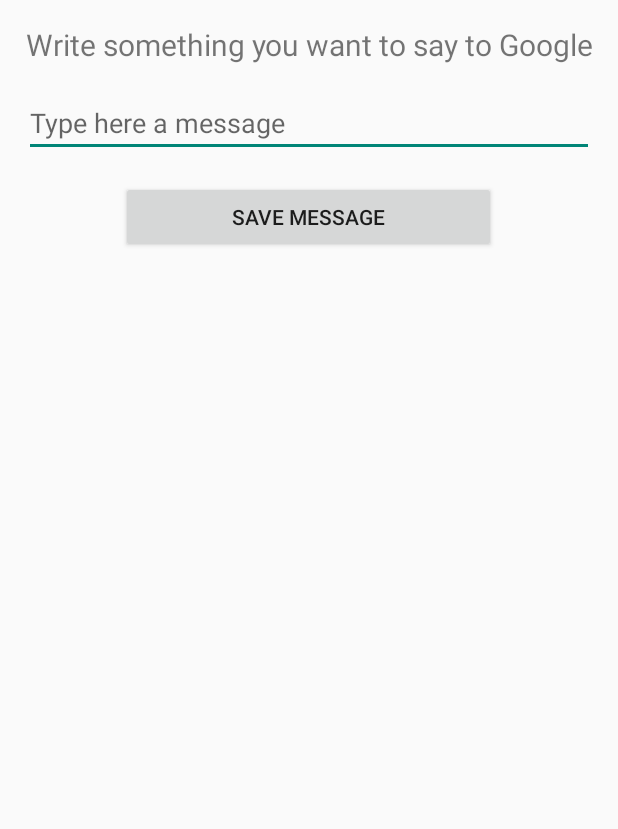
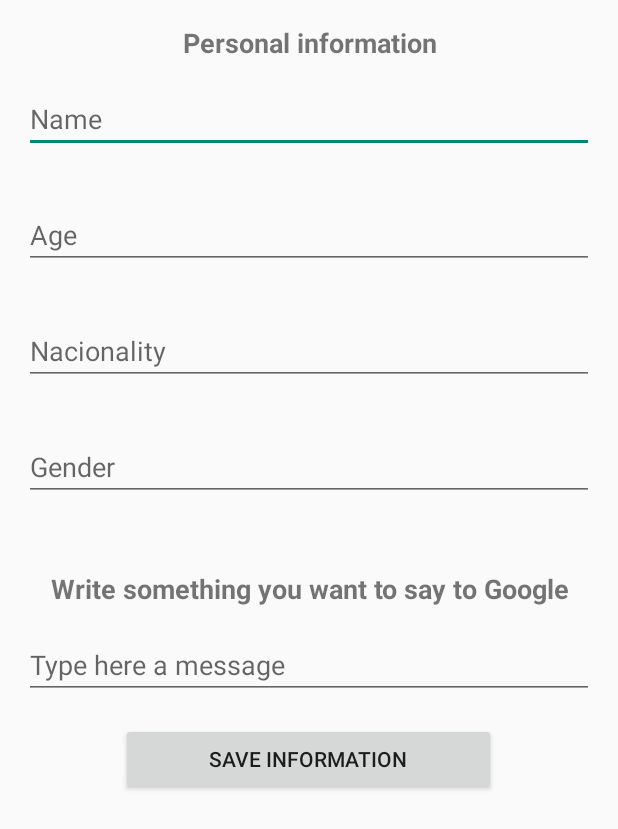
Before and after one commit to eduardohc/FireBaseExample, an Android app: the AddUserInformation screen opened directly, with no data from a screen before it, on a phone screen of 412 x 824 dp. Shown: the top 829 px of the screen. Run offline under Robolectric (Android 15) with nearby library versions, the phone set to English and light mode, and no system bars; our stand-ins replace Firebase (no records; nobody signed in at launch, a user with empty details on screens opened directly).

```diff
--- a/app/src/main/java/com/hecesoft/ehernandez/firebasexample/AddUserInformation.java
+++ b/app/src/main/java/com/hecesoft/ehernandez/firebasexample/AddUserInformation.java
@@ -10,13 +10,9 @@ import android.widget.Toast;
 
 import com.google.firebase.auth.FirebaseAuth;
 import com.google.firebase.auth.FirebaseUser;
-import com.google.firebase.database.ChildEventListener;
-import com.google.firebase.database.DataSnapshot;
-import com.google.firebase.database.DatabaseError;
 import com.google.firebase.database.DatabaseReference;
 import com.google.firebase.database.FirebaseDatabase;
-import com.google.firebase.database.Query;
-import com.google.firebase.database.ValueEventListener;
+
 /**
  * Created by ehernandez on 28/06/2016.
  */
@@ -24,6 +20,10 @@ import com.google.firebase.database.ValueEventListener;
 public class AddUserInformation extends AppCompatActivity implements View.OnClickListener{
 
     private EditText et_message;
+    private EditText et_name;
+    private EditText et_age;
+    private EditText et_nacionality;
+    private EditText et_gender;
 
     //FirebaseDatabase database;
     private DatabaseReference mDataBase;
@@ -39,61 +39,46 @@ public class AddUserInformation extends AppCompatActivity implements View.OnClic
         //database.getReference("message");
         user = FirebaseAuth.getInstance().getCurrentUser();
         mDataBase = FirebaseDatabase.getInstance().getReference();
+
         et_message = (EditText) findViewById(R.id.et_message);
+        et_name = (EditText) findViewById(R.id.et_name);
+        et_age = (EditText) findViewById(R.id.et_age);
+        et_nacionality = (EditText) findViewById(R.id.et_nacionality);
+        et_gender = (EditText) findViewById(R.id.et_gender);
     }
 
     @Override
     public void onClick(View v) {
 
-        if(v.getId() == R.id.btn_save_message){
+        if(v.getId() == R.id.btn_save_information){
             submitPost();
+            Toast.makeText(AddUserInformation.this, "Your information have been saved successfully",
+                    Toast.LENGTH_SHORT).show();
+            finish();
         }
     }
 
     private void submitPost(){
-        int count;
-        String message = et_message.getText().toString();
+        String name, age, nacionality, gender, message;
+
+        //Get the text from forms int add_user_information xml
+        name = et_name.getText().toString();
+        age = et_age.getText().toString();
+        nacionality = et_nacionality.getText().toString();
+        gender = et_gender.getText().toString();
+        message = et_message.getText().toString();
+
         String userId = user.getUid(); //Get the user id from firebase database
 
-        //if(message.length() > 10){
-            //Set a new child in the
+        writeUserInformation(userId, name, age, nacionality, gender, message);
 
-            mDataBase.child("users").child(userId).child("message").setValue(message);
-            Log.d("Message: ", message);
-        /*}else{
-           Toast.makeText(getApplicationContext(), "Text should be higher than 10 characters",
-                    Toast.LENGTH_SHORT).show();
-        }*/
-                /*addChildEventListener(new ChildEventListener() {
-            @Override
-            public void onChildAdded(DataSnapshot dataSnapshot, String s) {
-                dataSnapshot.
-            }
-
-            @Override
-            public void onChildChanged(DataSnapshot dataSnapshot, String s) {
-
-            }
-
-            @Override
-            public void onChildRemoved(DataSnapshot dataSnapshot) {
-
-            }
-
-            @Override
-            public void onChildMoved(DataSnapshot dataSnapshot, String s) {
-
-            }
-
-            @Override
-            public void onCancelled(DatabaseError databaseError) {
-
-            }
-        })*/
-
-        //Log.d("Message", message);
-        Toast.makeText(getApplicationContext(), "Your message have been saved successfully",
-                Toast.LENGTH_SHORT).show();
+        Log.d("Message: ", message);
 
     }
+
+    public void writeUserInformation(String userId, String name, String age, String nacionality,
+                                     String gender, String message){
+        User user = new User(name, age, nacionality, gender, message);
+        mDataBase.child("users").child(userId).child("Personal Information").setValue(user);
+    }
 }
--- a/app/src/main/java/com/hecesoft/ehernandez/firebasexample/UserSignUp.java
+++ b/app/src/main/java/com/hecesoft/ehernandez/firebasexample/UserSignUp.java
@@ -102,7 +102,7 @@ public class UserSignUp extends AppCompatActivity {
 
     private void writeNewUser(String userId, String name, String email) {
         User user = new User(name, email);
-        mDatabase.child("users").child(userId).setValue(user);
+        mDatabase.child("users").child(userId).child("User account information").setValue(user);
     }
 
     private void CallClass(int intent){
--- a/app/src/main/res/layout/add_user_information.xml
+++ b/app/src/main/res/layout/add_user_information.xml
@@ -1,8 +1,12 @@
 <?xml version="1.0" encoding="utf-8"?>
+<ScrollView android:layout_width="match_parent"
+    android:layout_height="match_parent"
+    xmlns:android="http://schemas.android.com/apk/res/android">
+
         <LinearLayout xmlns:android="http://schemas.android.com/apk/res/android"
             android:orientation="vertical"
             android:layout_width="match_parent"
-    android:layout_height="match_parent">
+            android:layout_height="wrap_content">
 
             <TextView
                 android:layout_width="match_parent"
@@ -10,8 +14,56 @@
                 android:layout_marginTop="16dp"
                 android:paddingLeft="3dp"
                 android:paddingRight="3dp"
+                android:text="Personal information"
+                android:textSize="18sp"
+                android:textStyle="bold"
+                android:gravity="center"/>
+
+            <EditText
+                android:layout_width="match_parent"
+                android:layout_height="wrap_content"
+                android:layout_margin="16dp"
+                android:inputType="textMultiLine"
+                android:hint="Name"
+                android:ems="10"
+                android:id="@+id/et_name" />
+
+            <EditText
+                android:layout_width="match_parent"
+                android:layout_height="wrap_content"
+                android:layout_margin="16dp"
+                android:inputType="textMultiLine"
+                android:hint="Age"
+                android:ems="10"
+                android:id="@+id/et_age" />
+
+            <EditText
+                android:layout_width="match_parent"
+                android:layout_height="wrap_content"
+                android:layout_margin="16dp"
+                android:inputType="textMultiLine"
+                android:hint="Nacionality"
+                android:ems="10"
+                android:id="@+id/et_nacionality" />
+
+            <EditText
+                android:layout_width="match_parent"
+                android:layout_height="wrap_content"
+                android:layout_margin="16dp"
+                android:inputType="textMultiLine"
+                android:hint="Gender"
+                android:ems="10"
+                android:id="@+id/et_gender" />
+
+            <TextView
+                android:layout_width="match_parent"
+                android:layout_height="wrap_content"
+                android:layout_marginTop="30dp"
+                android:paddingLeft="3dp"
+                android:paddingRight="3dp"
                 android:text="Write something you want to say to Google"
-        android:textSize="20dp"
+                android:textSize="18sp"
+                android:textStyle="bold"
                 android:gravity="center"/>
 
             <EditText
@@ -24,10 +76,11 @@
                 android:id="@+id/et_message" />
 
             <Button
-        android:text="Save message"
+                android:text="Save information"
                 android:layout_width="250dp"
                 android:layout_height="wrap_content"
                 android:layout_gravity="center"
                 android:onClick="onClick"
-        android:id="@+id/btn_save_message" />
+                android:id="@+id/btn_save_information" />
         </LinearLayout>
+    </ScrollView>
--- a/build.gradle
+++ b/build.gradle
@@ -5,7 +5,7 @@ buildscript {
         jcenter()
     }
     dependencies {
-        classpath 'com.android.tools.build:gradle:2.2.0-alpha4'
+        classpath 'com.android.tools.build:gradle:2.2.0-alpha5'
         classpath 'com.google.gms:google-services:3.0.0'
         // NOTE: Do not place your application dependencies here; they belong
         // in the individual module build.gradle files
```
Also changed, not shown: app/src/main/java/com/hecesoft/ehernandez/firebasexample/GetUserInformation.java (+31 -0 lines), app/src/main/java/com/hecesoft/ehernandez/firebasexample/User.java (+71 -0 lines). Lines whose indentation alone changed are shown as unchanged.
